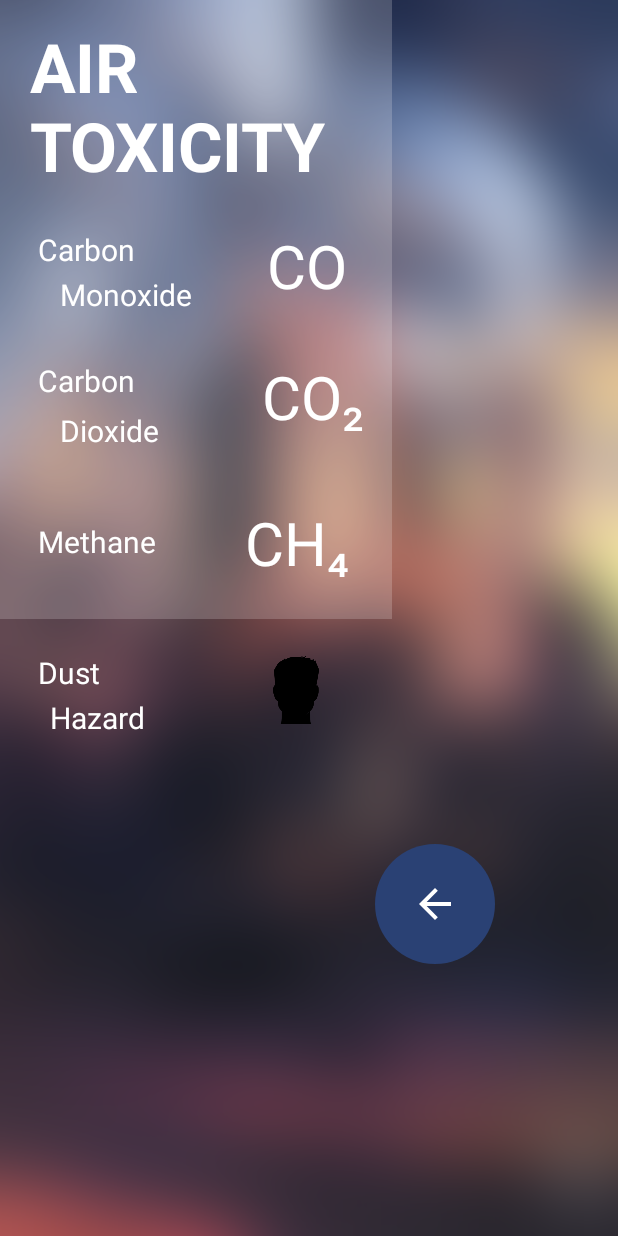
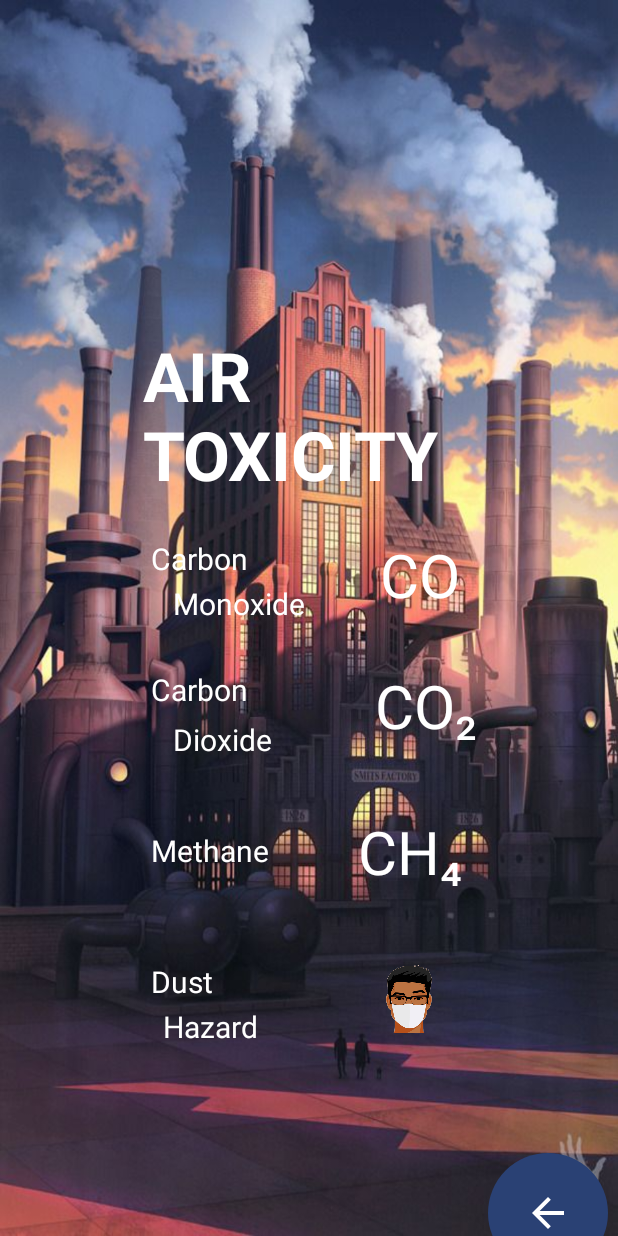
Before and after one commit to s16exe/Febraury, an Android app built with Jetpack Compose: the MicroPollutantsActivity screen opened through its navigation route, on a phone screen of 412 x 824 dp. Run offline under Robolectric (Android 15) with nearby library versions, the phone set to English and light mode, and no system bars.

Commit message:
Update MicroPollutantsActivity.kt

```diff
--- a/app/src/main/java/com/s16/febraury/Screens/Micro/MicroPollutantsActivity.kt
+++ b/app/src/main/java/com/s16/febraury/Screens/Micro/MicroPollutantsActivity.kt
@@ -9,7 +9,6 @@ import androidx.compose.foundation.layout.Row
 import androidx.compose.foundation.layout.Spacer
 import androidx.compose.foundation.layout.fillMaxSize
 import androidx.compose.foundation.layout.offset
-import androidx.compose.foundation.layout.padding
 import androidx.compose.foundation.layout.size
 import androidx.compose.foundation.layout.width
 import androidx.compose.material3.Button
@@ -19,7 +18,6 @@ import androidx.compose.runtime.Composable
 import androidx.compose.ui.AbsoluteAlignment
 import androidx.compose.ui.Alignment
 import androidx.compose.ui.Modifier
-import androidx.compose.ui.draw.blur
 import androidx.compose.ui.graphics.Color
 import androidx.compose.ui.layout.ContentScale
 import androidx.compose.ui.res.painterResource
@@ -33,17 +31,20 @@ import com.s16.febraury.R
 
 @Composable
 fun MicroPollutantsActivity(navController: NavHostController) {
-    Box(modifier = Modifier.background(Color(0x33FAF5F2)).fillMaxSize(4f)) {
-        Box (modifier = Modifier.fillMaxSize()){
-            Image(painter = painterResource(id = R.drawable.polllbg), contentDescription =  null,
-                contentScale = ContentScale.FillBounds,
-                modifier = Modifier
-                    .matchParentSize()
-                    .blur(40.dp))
-            Box(modifier = Modifier.background(Color(0x33FAF5F2))) {
+
+    Column {
+        Image(painter = painterResource(id = R.drawable.polllbg), contentDescription =  null,
+            contentScale = ContentScale.FillBounds,
+            modifier = Modifier.fillMaxSize()
+        )
+    }
+    Column(modifier = Modifier.fillMaxSize(),
+        verticalArrangement = Arrangement.Center,
+        horizontalAlignment = Alignment.CenterHorizontally) {
+
                 Column(
                     horizontalAlignment = AbsoluteAlignment.Left,
-                    modifier = Modifier.padding(20.dp)
+
                 ) {
                     Text(
                         text = "AIR ",
@@ -120,7 +121,7 @@ fun MicroPollutantsActivity(navController: NavHostController) {
                             style = TextStyle(fontSize = 20.sp),
                             modifier = Modifier.offset(-28.dp, 200.dp)
                         )
-                        Icon(
+                        Image(
                             painter = painterResource(id = R.drawable.maskman),
                             contentDescription = null,
                             modifier = Modifier
@@ -145,6 +146,3 @@ fun MicroPollutantsActivity(navController: NavHostController) {
                 }
             }
         }
-
-    }
-}
```
